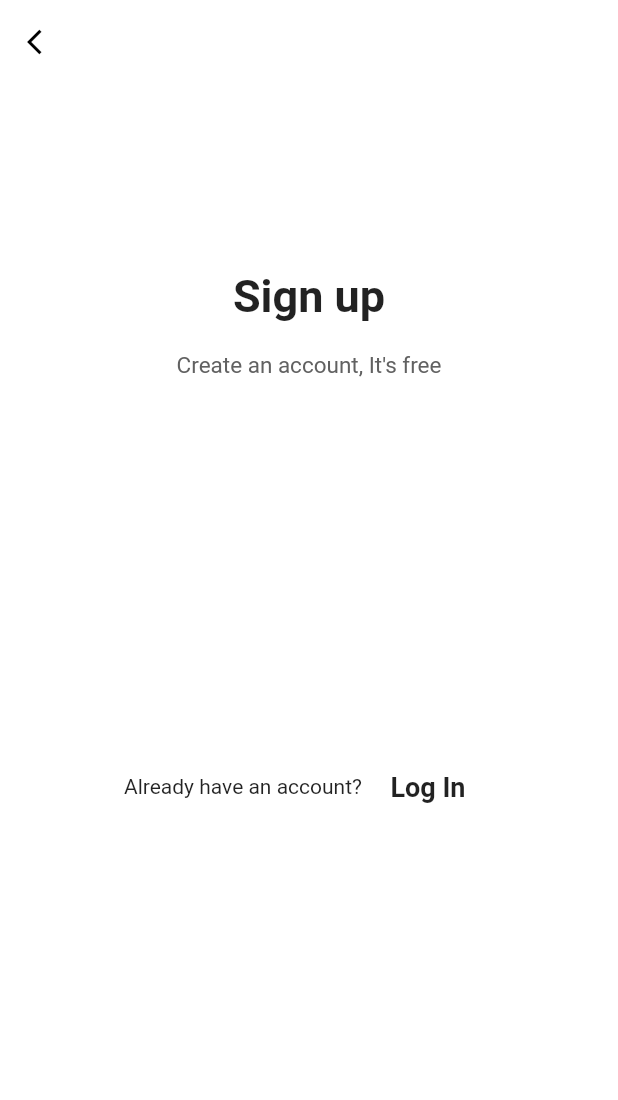
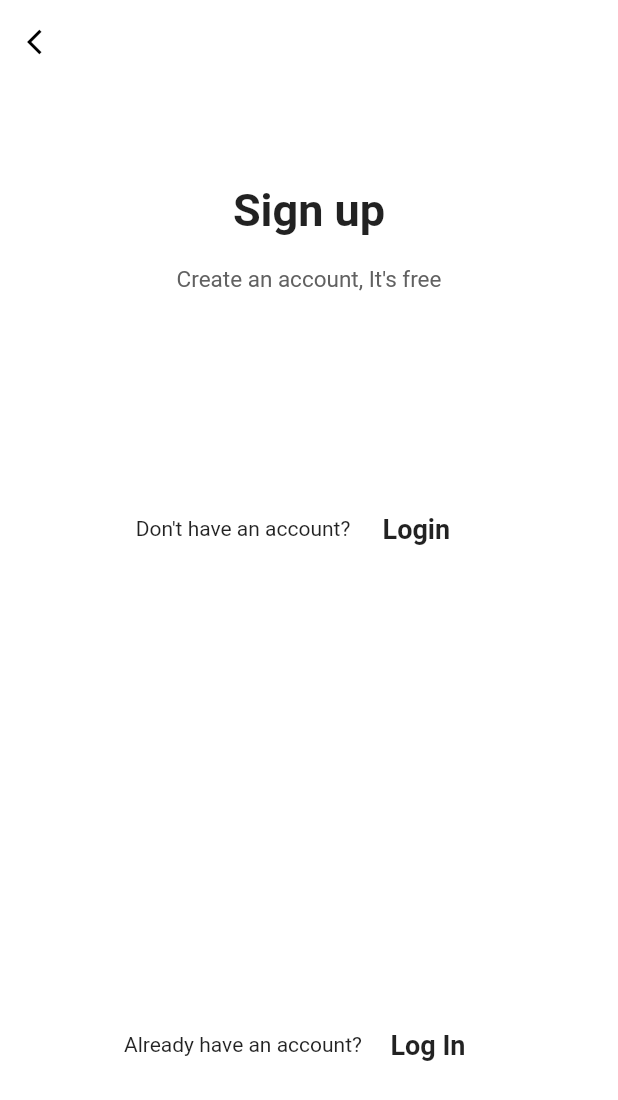
Before and after one commit to saurabhgrewal718/Quiz-app-, a Flutter app: the SignupScreen screen opened by its route, on a phone screen of 412 x 824 dp. Shown: the top 1100 px of the screen. Run offline on Flutter 3.47's test engine with Material 2 defaults, Android fonts, the light colour scheme and no system bars; our stand-ins replace google_fonts, simple_animations; missing offline and left inert: animated_button; network calls fail.

Commit message:
new pages added in the studetn and routes are being figured out

```diff
--- a/quizapp/lib/main.dart
+++ b/quizapp/lib/main.dart
@@ -1,6 +1,7 @@
 import 'package:flutter/material.dart';
 import 'package:quizapp/src/pages/auth/anonmous.dart';
 import 'package:quizapp/src/pages/auth/loginScreen.dart';
+import 'package:quizapp/src/pages/auth/signOne.dart';
 import 'package:quizapp/src/pages/auth/signupscreen.dart';
 import 'package:quizapp/src/pages/auth/welcome.dart';
 import './src/pages/quiz/my_quiz_app.dart';
@@ -33,7 +34,8 @@ class MyApp extends StatelessWidget {
         Welcome.routeName : (ctx) => Welcome(),
         LoginScreen.routeName : (ctx) => LoginScreen(),
         SignupScreen.routeName : (ctx) => SignupScreen(),
-        Anonmous.routeName : (ctx) => Anonmous()
+        Anonmous.routeName : (ctx) => Anonmous(),
+        SignOne.routeName : (ctx) => SignOne()
       },
     );
   }
--- a/quizapp/lib/src/pages/auth/signupscreen.dart
+++ b/quizapp/lib/src/pages/auth/signupscreen.dart
@@ -1,5 +1,6 @@
 import 'package:flutter/material.dart';
 import 'package:flutter/services.dart';
+import 'package:quizapp/src/pages/auth/signOne.dart';
 //import './signupForm.dart';
 import '../../../Animation/FadeAnimation.dart';
 import './loginScreen.dart';
@@ -51,6 +52,23 @@ class _SignupScreenState extends State<SignupScreen> {
                 ],
               ),
               //SignupForm(),
+
+              FadeAnimation(1, Row(
+                mainAxisAlignment: MainAxisAlignment.center,
+                children: <Widget>[
+                  Text("Don't have an account?"),
+                  FlatButton(
+                        child: Text("Login", style: TextStyle(
+                        fontWeight: FontWeight.w600, fontSize: 18
+                      ),),
+                        onPressed: (){
+                          Navigator.of(context).pop();
+                          Navigator.of(context).pushNamed(SignOne.routeName);
+                        }
+                      ),
+                ],
+              )),
+              SizedBox(height: 30,),
               FadeAnimation(1, Row(
                 mainAxisAlignment: MainAxisAlignment.center,
                 children: <Widget>[
@@ -63,7 +81,7 @@ class _SignupScreenState extends State<SignupScreen> {
                           // Firestore.instance.collection('users/e0M946OayF2HIgrKomjN/profile')
                           // .document('DBQG6ku1u3LUgkCZKN93')
                           // .setData({
-                          //    'text':"oooo Bhenchoddd ke"
+                          //    'text':""
                           //   });
                           Navigator.of(context).pop();
                           Navigator.of(context).pushNamed(LoginScreen.routeName,);
```
Also changed, not shown: quizapp/lib/src/pages/auth/loginScreen.dart (+17 -0 lines), quizapp/lib/src/pages/auth/signOne.dart (added, +18 -0 lines).
